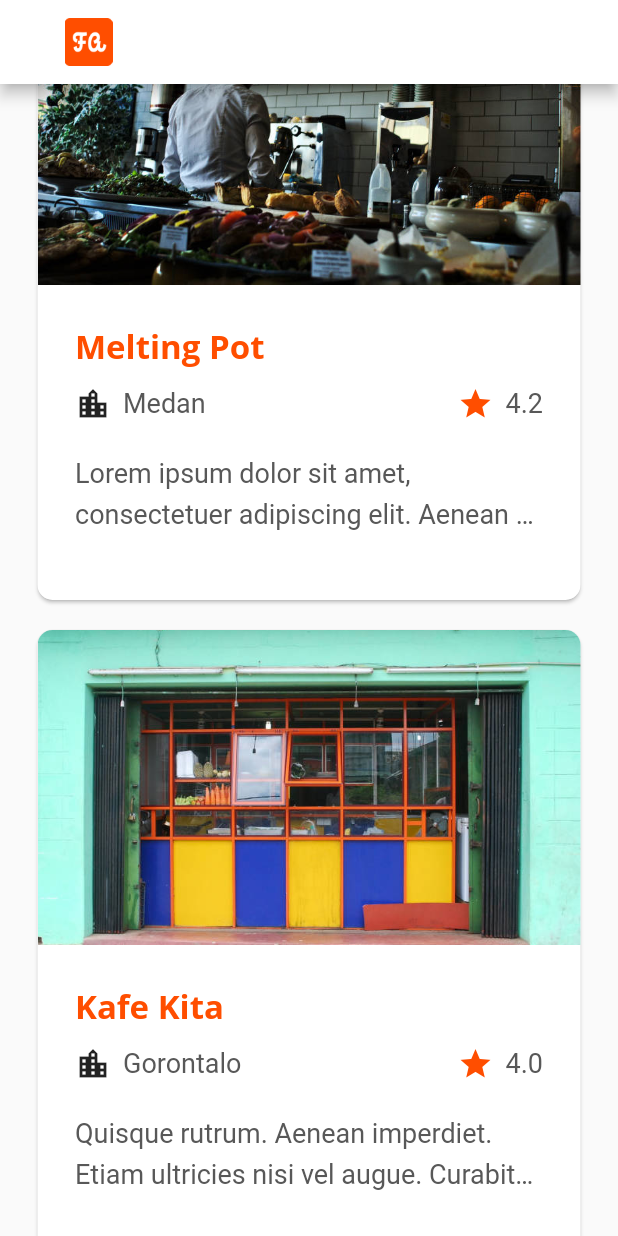
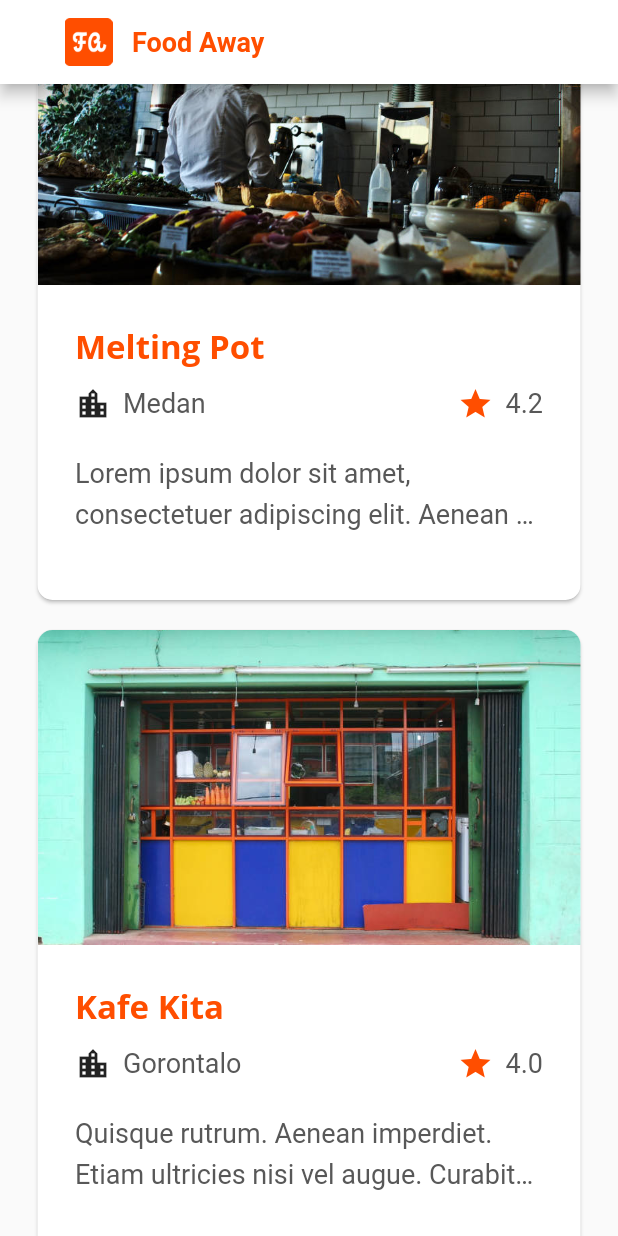
Before and after one commit to saamodra/flutter_food_away, a Flutter app: the screen it shows after launch, scrolled down 576 dp, on a phone screen of 412 x 824 dp. Run offline on Flutter 3.47's test engine with Material 2 defaults, Android fonts, the phone set to English and light mode, and no system bars.

Commit message:
feat: app_bar

```diff
--- a/lib/components/app_bar.dart
+++ b/lib/components/app_bar.dart
@@ -1,34 +1,96 @@
 import 'package:flutter/cupertino.dart';
 import 'package:flutter/material.dart';
+import 'package:food_away/config/fa_color.dart' as FaColor;
 import 'dart:developer' as developer;
 
-class FaAppBar extends StatefulWidget {
-  // ScrollController scrollController;
-  int positions = 0;
+class FaAppBar extends StatefulWidget implements PreferredSizeWidget {
+  final ScrollController scrollController;
 
-  // FaAppBar({required this.scrollController});
+  FaAppBar({required this.scrollController});
 
   @override
-  _FaAppBarState createState() => _FaAppBarState();
+  _FaAppBarState createState() => _FaAppBarState(scrollController: scrollController);
+
+  @override
+  Size get preferredSize => Size.fromHeight(kToolbarHeight);
 }
 
-class _FaAppBarState extends State<FaAppBar> {
+class _FaAppBarState extends State<FaAppBar> with SingleTickerProviderStateMixin {
+  ScrollController scrollController;
+  late AnimationController animController;
+  late Animation<double> animation;
+  bool lastStatus = false;
+
+  _FaAppBarState({required this.scrollController});
+
+
+  @override
+  void initState() {
+    super.initState();
+    scrollController.addListener(_scrollListener);
+
+    animController = AnimationController(
+      duration: Duration(milliseconds: 250),
+        vsync: this);
+
+    final curvedAnimation = CurvedAnimation(
+        parent: animController,
+        curve: Curves.easeInOut
+    );
+
+    animation = Tween<double>(begin: 0, end: 1)
+        .animate(curvedAnimation)..addListener(() {
+          setState(() { });
+    });
+
+  }
 
 
   @override
   Widget build(BuildContext context) {
-    developer.log(widget.positions.toString(), name: 'app_bar');
     return AppBar(
-      title: IconButton(
-        onPressed: () {},
-        icon: Image.asset("images/fa-logo.png"),
+      title: Row(
+        children: [
+          IconButton(
+            onPressed: () {},
+            icon: Image.asset("images/fa-logo.png"),
+          ),
+          Container(
+            margin: const EdgeInsets.only(left: 5),
+            child: Text(!lastStatus ? "" : "Food Away", style: TextStyle(
+              fontSize: 18,
+              fontWeight: FontWeight.bold,
+              color: FaColor.orangePrimary.withOpacity(animation.value)
+            ))
+          )
+        ],
       ),
       titleSpacing: 35,
-      backgroundColor: Colors.transparent,
+      backgroundColor: Colors.white.withOpacity(animation.value),
     );
   }
 
+  _scrollListener() {
+    if (isShrink != lastStatus) {
+      setState(() {
+        lastStatus = isShrink;
+        if (isShrink) {
+          animController.forward();
+        } else {
+          animController.reverse();
+        }
+      });
+    }
+  }
+
+  bool get isShrink {
+    return scrollController.hasClients &&
+        scrollController.offset > 0;
+  }
+
   @override
-  void initState() {
+  void dispose() {
+    scrollController.removeListener(_scrollListener);
+    super.dispose();
   }
 }
--- a/lib/home.dart
+++ b/lib/home.dart
@@ -20,33 +20,17 @@ class _HomeState extends State<Home> {
   @override
   void initState() {
     _scrollController = ScrollController();
-    _scrollController.addListener(_scrollListener);
     super.initState();
   }
 
   @override
   void dispose() {
-    _scrollController.removeListener(_scrollListener);
+    _scrollController.dispose();
     super.dispose();
-  }
-
-  _scrollListener() {
-    if (isShrink != lastStatus) {
-      setState(() {
-        lastStatus = isShrink;
-      });
-    }
-  }
-
-  bool get isShrink {
-    // developer.log(_scrollController.offset.toString(), name: 'my.app.category');
-    return _scrollController.hasClients &&
-        _scrollController.offset > 0;
   }
 
   @override
   Widget build(BuildContext context) {
-    // developer.log(restaurantList.length.toString(), name: 'my.app.category');
     return Scaffold(
       body: SafeArea(
         child: Stack(
@@ -54,14 +38,7 @@ class _HomeState extends State<Home> {
             Scaffold(
               backgroundColor: Colors.transparent,
               extendBodyBehindAppBar: true,
-              appBar: AppBar(
-                title: IconButton(
-                  onPressed: () {},
-                  icon: Image.asset("images/fa-logo.png"),
-                ),
-                titleSpacing: 35,
-                backgroundColor:  lastStatus ? Colors.white : Colors.transparent,
-              ),
+              appBar: FaAppBar(scrollController: _scrollController),
               body: SingleChildScrollView(
                 controller: _scrollController,
                 physics: ScrollPhysics(),
```
